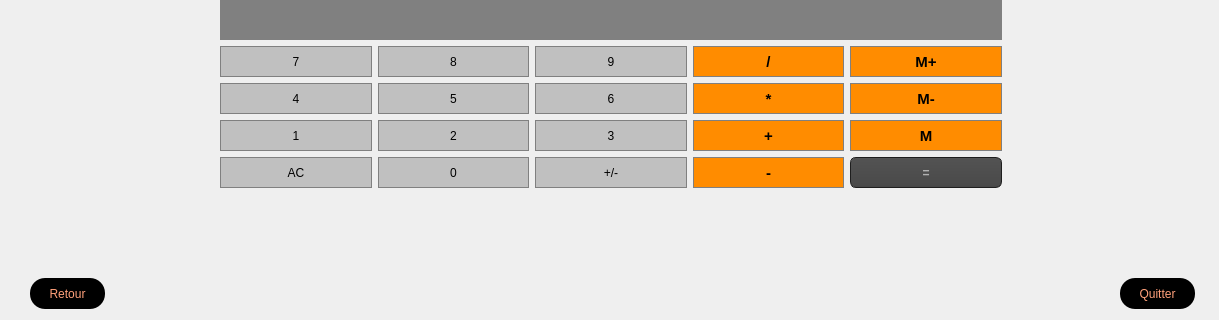
Old version of the form application_version_beta/calculator.ui in the repository AzizBenIsmail/Projet_Parental_Monitoring_System_Qt; both pictures show x 0 to 1219 and y 484 to 804 of the 1219 by 804 pixel window.
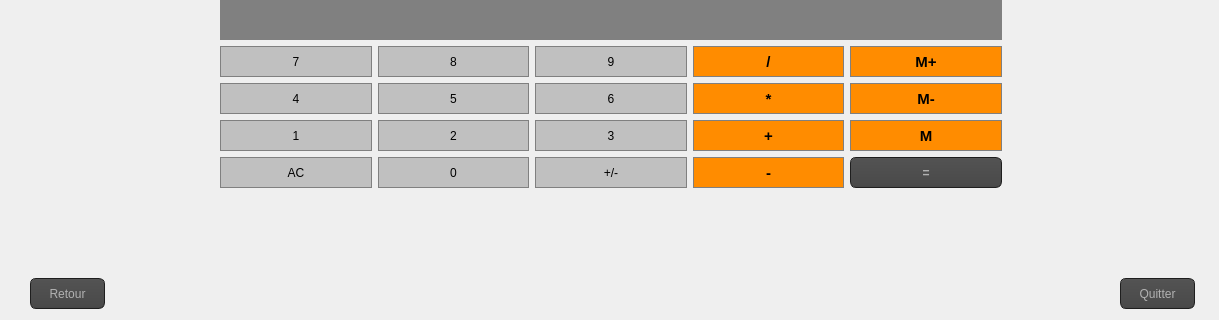
New version of the form. Icons and pictures are not drawn.

The edit to the form file:
```diff
--- a/application_version_beta/calculator.ui
+++ b/application_version_beta/calculator.ui
@@ -1202,23 +1202,464 @@
     </rect>
    </property>
    <property name="styleSheet">
-    <string notr="true">QPushButton
+    <string notr="true">QToolTip
 {
-background:rgb(0, 0, 0);
-border-radius :60px;
+     border: 1px solid black;
+     background-color: #ffa02f;
+     padding: 1px;
+     border-radius: 3px;
+     opacity: 100;
+}
+
+QWidget
+{
+    color: #b1b1b1;
+    background-color: #323232;
+}
+
+QWidget:item:hover
+{
+    background-color: QLinearGradient( x1: 0, y1: 0, x2: 0, y2: 1, stop: 0 #ffa02f, stop: 1 #ca0619);
+    color: #000000;
+}
+
+QWidget:item:selected
+{
+    background-color: QLinearGradient( x1: 0, y1: 0, x2: 0, y2: 1, stop: 0 #ffa02f, stop: 1 #d7801a);
+}
+
+QMenuBar::item
+{
+    background: transparent;
+}
+
+QMenuBar::item:selected
+{
+    background: transparent;
+    border: 1px solid #ffaa00;
+}
+
+QMenuBar::item:pressed
+{
+    background: #444;
+    border: 1px solid #000;
+    background-color: QLinearGradient(
+        x1:0, y1:0,
+        x2:0, y2:1,
+        stop:1 #212121,
+        stop:0.4 #343434/*,
+        stop:0.2 #343434,
+        stop:0.1 #ffaa00*/
+    );
+    margin-bottom:-1px;
+    padding-bottom:1px;
+}
+
+QMenu
+{
+    border: 1px solid #000;
+}
+
+QMenu::item
+{
+    padding: 2px 20px 2px 20px;
+}
+
+QMenu::item:selected
+{
+    color: #000000;
+}
+
+QWidget:disabled
+{
+    color: #404040;
+    background-color: #323232;
+}
+
+QAbstractItemView
+{
+    background-color: QLinearGradient( x1: 0, y1: 0, x2: 0, y2: 1, stop: 0 #4d4d4d, stop: 0.1 #646464, stop: 1 #5d5d5d);
+}
+
+QWidget:focus
+{
+    /*border: 2px solid QLinearGradient( x1: 0, y1: 0, x2: 0, y2: 1, stop: 0 #ffa02f, stop: 1 #d7801a);*/
+}
+
+QLineEdit
+{
+    background-color: QLinearGradient( x1: 0, y1: 0, x2: 0, y2: 1, stop: 0 #4d4d4d, stop: 0 #646464, stop: 1 #5d5d5d);
+    padding: 1px;
+    border-style: solid;
+    border: 1px solid #1e1e1e;
+    border-radius: 5;
 }
 
 QPushButton
 {
-	font: 75 12pt &quot;MS Shell Dlg 2&quot;;
+    color: #b1b1b1;
+    background-color: QLinearGradient( x1: 0, y1: 0, x2: 0, y2: 1, stop: 0 #565656, stop: 0.1 #525252, stop: 0.5 #4e4e4e, stop: 0.9 #4a4a4a, stop: 1 #464646);
+    border-width: 1px;
+    border-color: #1e1e1e;
+    border-style: solid;
+    border-radius: 6;
+    padding: 3px;
+    font-size: 12px;
+    padding-left: 5px;
+    padding-right: 5px;
+}
 
-	color:#FFA07A ;
-border-radius:15px;
+QPushButton:pressed
+{
+    background-color: QLinearGradient( x1: 0, y1: 0, x2: 0, y2: 1, stop: 0 #2d2d2d, stop: 0.1 #2b2b2b, stop: 0.5 #292929, stop: 0.9 #282828, stop: 1 #252525);
 }
-QPushButton::hover
+
+QComboBox
 {
-	background-color: qlineargradient(spread:pad, x1:0, y1:0.511, x2:1, y2:0.511, stop:0 rgba(0, 207, 179, 255),stop:1 rgb(108, 135, 255));
+    selection-background-color: #ffaa00;
+    background-color: QLinearGradient( x1: 0, y1: 0, x2: 0, y2: 1, stop: 0 #565656, stop: 0.1 #525252, stop: 0.5 #4e4e4e, stop: 0.9 #4a4a4a, stop: 1 #464646);
+    border-style: solid;
+    border: 1px solid #1e1e1e;
+    border-radius: 5;
+}
 
+QComboBox:hover,QPushButton:hover
+{
+    border: 2px solid QLinearGradient( x1: 0, y1: 0, x2: 0, y2: 1, stop: 0 #ffa02f, stop: 1 #d7801a);
+}
+
+
+QComboBox:on
+{
+    padding-top: 3px;
+    padding-left: 4px;
+    background-color: QLinearGradient( x1: 0, y1: 0, x2: 0, y2: 1, stop: 0 #2d2d2d, stop: 0.1 #2b2b2b, stop: 0.5 #292929, stop: 0.9 #282828, stop: 1 #252525);
+    selection-background-color: #ffaa00;
+}
+
+QComboBox QAbstractItemView
+{
+    border: 2px solid darkgray;
+    selection-background-color: QLinearGradient( x1: 0, y1: 0, x2: 0, y2: 1, stop: 0 #ffa02f, stop: 1 #d7801a);
+}
+
+QComboBox::drop-down
+{
+     subcontrol-origin: padding;
+     subcontrol-position: top right;
+     width: 15px;
+
+     border-left-width: 0px;
+     border-left-color: darkgray;
+     border-left-style: solid; /* just a single line */
+     border-top-right-radius: 3px; /* same radius as the QComboBox */
+     border-bottom-right-radius: 3px;
+ }
+
+QComboBox::down-arrow
+{
+     image: url(:/down_arrow.png);
+}
+
+QGroupBox:focus
+{
+border: 2px solid QLinearGradient( x1: 0, y1: 0, x2: 0, y2: 1, stop: 0 #ffa02f, stop: 1 #d7801a);
+}
+
+QTextEdit:focus
+{
+    border: 2px solid QLinearGradient( x1: 0, y1: 0, x2: 0, y2: 1, stop: 0 #ffa02f, stop: 1 #d7801a);
+}
+
+QScrollBar:horizontal {
+     border: 1px solid #222222;
+     background: QLinearGradient( x1: 0, y1: 0, x2: 0, y2: 1, stop: 0.0 #121212, stop: 0.2 #282828, stop: 1 #484848);
+     height: 7px;
+     margin: 0px 16px 0 16px;
+}
+
+QScrollBar::handle:horizontal
+{
+      background: QLinearGradient( x1: 0, y1: 0, x2: 1, y2: 0, stop: 0 #ffa02f, stop: 0.5 #d7801a, stop: 1 #ffa02f);
+      min-height: 20px;
+      border-radius: 2px;
+}
+
+QScrollBar::add-line:horizontal {
+      border: 1px solid #1b1b19;
+      border-radius: 2px;
+      background: QLinearGradient( x1: 0, y1: 0, x2: 1, y2: 0, stop: 0 #ffa02f, stop: 1 #d7801a);
+      width: 14px;
+      subcontrol-position: right;
+      subcontrol-origin: margin;
+}
+
+QScrollBar::sub-line:horizontal {
+      border: 1px solid #1b1b19;
+      border-radius: 2px;
+      background: QLinearGradient( x1: 0, y1: 0, x2: 1, y2: 0, stop: 0 #ffa02f, stop: 1 #d7801a);
+      width: 14px;
+     subcontrol-position: left;
+     subcontrol-origin: margin;
+}
+
+QScrollBar::right-arrow:horizontal, QScrollBar::left-arrow:horizontal
+{
+      border: 1px solid black;
+      width: 1px;
+      height: 1px;
+      background: white;
+}
+
+QScrollBar::add-page:horizontal, QScrollBar::sub-page:horizontal
+{
+      background: none;
+}
+
+QScrollBar:vertical
+{
+      background: QLinearGradient( x1: 0, y1: 0, x2: 1, y2: 0, stop: 0.0 #121212, stop: 0.2 #282828, stop: 1 #484848);
+      width: 7px;
+      margin: 16px 0 16px 0;
+      border: 1px solid #222222;
+}
+
+QScrollBar::handle:vertical
+{
+      background: QLinearGradient( x1: 0, y1: 0, x2: 0, y2: 1, stop: 0 #ffa02f, stop: 0.5 #d7801a, stop: 1 #ffa02f);
+      min-height: 20px;
+      border-radius: 2px;
+}
+
+QScrollBar::add-line:vertical
+{
+      border: 1px solid #1b1b19;
+      border-radius: 2px;
+      background: QLinearGradient( x1: 0, y1: 0, x2: 0, y2: 1, stop: 0 #ffa02f, stop: 1 #d7801a);
+      height: 14px;
+      subcontrol-position: bottom;
+      subcontrol-origin: margin;
+}
+
+QScrollBar::sub-line:vertical
+{
+      border: 1px solid #1b1b19;
+      border-radius: 2px;
+      background: QLinearGradient( x1: 0, y1: 0, x2: 0, y2: 1, stop: 0 #d7801a, stop: 1 #ffa02f);
+      height: 14px;
+      subcontrol-position: top;
+      subcontrol-origin: margin;
+}
+
+QScrollBar::up-arrow:vertical, QScrollBar::down-arrow:vertical
+{
+      border: 1px solid black;
+      width: 1px;
+      height: 1px;
+      background: white;
+}
+
+
+QScrollBar::add-page:vertical, QScrollBar::sub-page:vertical
+{
+      background: none;
+}
+
+QTextEdit
+{
+    background-color: #242424;
+}
+
+QPlainTextEdit
+{
+    background-color: #242424;
+}
+
+QHeaderView::section
+{
+    background-color: QLinearGradient(x1:0, y1:0, x2:0, y2:1, stop:0 #616161, stop: 0.5 #505050, stop: 0.6 #434343, stop:1 #656565);
+    color: white;
+    padding-left: 4px;
+    border: 1px solid #6c6c6c;
+}
+
+QCheckBox:disabled
+{
+color: #414141;
+}
+
+QDockWidget::title
+{
+    text-align: center;
+    spacing: 3px; /* spacing between items in the tool bar */
+    background-color: QLinearGradient(x1:0, y1:0, x2:0, y2:1, stop:0 #323232, stop: 0.5 #242424, stop:1 #323232);
+}
+
+QDockWidget::close-button, QDockWidget::float-button
+{
+    text-align: center;
+    spacing: 1px; /* spacing between items in the tool bar */
+    background-color: QLinearGradient(x1:0, y1:0, x2:0, y2:1, stop:0 #323232, stop: 0.5 #242424, stop:1 #323232);
+}
+
+QDockWidget::close-button:hover, QDockWidget::float-button:hover
+{
+    background: #242424;
+}
+
+QDockWidget::close-button:pressed, QDockWidget::float-button:pressed
+{
+    padding: 1px -1px -1px 1px;
+}
+
+QMainWindow::separator
+{
+    background-color: QLinearGradient(x1:0, y1:0, x2:0, y2:1, stop:0 #161616, stop: 0.5 #151515, stop: 0.6 #212121, stop:1 #343434);
+    color: white;
+    padding-left: 4px;
+    border: 1px solid #4c4c4c;
+    spacing: 3px; /* spacing between items in the tool bar */
+}
+
+QMainWindow::separator:hover
+{
+
+    background-color: QLinearGradient(x1:0, y1:0, x2:0, y2:1, stop:0 #d7801a, stop:0.5 #b56c17 stop:1 #ffa02f);
+    color: white;
+    padding-left: 4px;
+    border: 1px solid #6c6c6c;
+    spacing: 3px; /* spacing between items in the tool bar */
+}
+
+QToolBar::handle
+{
+     spacing: 3px; /* spacing between items in the tool bar */
+     background: url(:/images/handle.png);
+}
+
+QMenu::separator
+{
+    height: 2px;
+    background-color: QLinearGradient(x1:0, y1:0, x2:0, y2:1, stop:0 #161616, stop: 0.5 #151515, stop: 0.6 #212121, stop:1 #343434);
+    color: white;
+    padding-left: 4px;
+    margin-left: 10px;
+    margin-right: 5px;
+}
+
+QProgressBar
+{
+    border: 2px solid grey;
+    border-radius: 5px;
+    text-align: center;
+}
+
+QProgressBar::chunk
+{
+    background-color: #d7801a;
+    width: 2.15px;
+    margin: 0.5px;
+}
+
+QTabBar::tab {
+    color: #b1b1b1;
+    border: 1px solid #444;
+    border-bottom-style: none;
+    background-color: #323232;
+    padding-left: 10px;
+    padding-right: 10px;
+    padding-top: 3px;
+    padding-bottom: 2px;
+    margin-right: -1px;
+}
+
+QTabWidget::pane {
+    border: 1px solid #444;
+    top: 1px;
+}
+
+QTabBar::tab:last
+{
+    margin-right: 0; /* the last selected tab has nothing to overlap with on the right */
+    border-top-right-radius: 3px;
+}
+
+QTabBar::tab:first:!selected
+{
+ margin-left: 0px; /* the last selected tab has nothing to overlap with on the right */
+
+
+    border-top-left-radius: 3px;
+}
+
+QTabBar::tab:!selected
+{
+    color: #b1b1b1;
+    border-bottom-style: solid;
+    margin-top: 3px;
+    background-color: QLinearGradient(x1:0, y1:0, x2:0, y2:1, stop:1 #212121, stop:.4 #343434);
+}
+
+QTabBar::tab:selected
+{
+    border-top-left-radius: 3px;
+    border-top-right-radius: 3px;
+    margin-bottom: 0px;
+}
+
+QTabBar::tab:!selected:hover
+{
+    /*border-top: 2px solid #ffaa00;
+    padding-bottom: 3px;*/
+    border-top-left-radius: 3px;
+    border-top-right-radius: 3px;
+    background-color: QLinearGradient(x1:0, y1:0, x2:0, y2:1, stop:1 #212121, stop:0.4 #343434, stop:0.2 #343434, stop:0.1 #ffaa00);
+}
+
+QRadioButton::indicator:checked, QRadioButton::indicator:unchecked{
+    color: #b1b1b1;
+    background-color: #323232;
+    border: 1px solid #b1b1b1;
+    border-radius: 6px;
+}
+
+QRadioButton::indicator:checked
+{
+    background-color: qradialgradient(
+        cx: 0.5, cy: 0.5,
+        fx: 0.5, fy: 0.5,
+        radius: 1.0,
+        stop: 0.25 #ffaa00,
+        stop: 0.3 #323232
+    );
+}
+
+QCheckBox::indicator{
+    color: #b1b1b1;
+    background-color: #323232;
+    border: 1px solid #b1b1b1;
+    width: 9px;
+    height: 9px;
+}
+
+QRadioButton::indicator
+{
+    border-radius: 6px;
+}
+
+QRadioButton::indicator:hover, QCheckBox::indicator:hover
+{
+    border: 1px solid #ffaa00;
+}
+
+QCheckBox::indicator:checked
+{
+    image:url(:/images/checkbox.png);
+}
+
+QCheckBox::indicator:disabled, QRadioButton::indicator:disabled
+{
+    border: 1px solid #444;
 }</string>
    </property>
    <property name="text">
@@ -1248,23 +1689,464 @@
     </rect>
    </property>
    <property name="styleSheet">
-    <string notr="true">QPushButton
+    <string notr="true">QToolTip
 {
-background:rgb(0, 0, 0);
-border-radius :60px;
+     border: 1px solid black;
+     background-color: #ffa02f;
+     padding: 1px;
+     border-radius: 3px;
+     opacity: 100;
+}
+
+QWidget
+{
+    color: #b1b1b1;
+    background-color: #323232;
+}
+
+QWidget:item:hover
+{
+    background-color: QLinearGradient( x1: 0, y1: 0, x2: 0, y2: 1, stop: 0 #ffa02f, stop: 1 #ca0619);
+    color: #000000;
+}
+
+QWidget:item:selected
+{
+    background-color: QLinearGradient( x1: 0, y1: 0, x2: 0, y2: 1, stop: 0 #ffa02f, stop: 1 #d7801a);
+}
+
+QMenuBar::item
+{
+    background: transparent;
+}
+
+QMenuBar::item:selected
+{
+    background: transparent;
+    border: 1px solid #ffaa00;
+}
+
+QMenuBar::item:pressed
+{
+    background: #444;
+    border: 1px solid #000;
+    background-color: QLinearGradient(
+        x1:0, y1:0,
+        x2:0, y2:1,
+        stop:1 #212121,
+        stop:0.4 #343434/*,
+        stop:0.2 #343434,
+        stop:0.1 #ffaa00*/
+    );
+    margin-bottom:-1px;
+    padding-bottom:1px;
+}
+
+QMenu
+{
+    border: 1px solid #000;
+}
+
+QMenu::item
+{
+    padding: 2px 20px 2px 20px;
+}
+
+QMenu::item:selected
+{
+    color: #000000;
+}
+
+QWidget:disabled
+{
+    color: #404040;
+    background-color: #323232;
+}
+
+QAbstractItemView
+{
+    background-color: QLinearGradient( x1: 0, y1: 0, x2: 0, y2: 1, stop: 0 #4d4d4d, stop: 0.1 #646464, stop: 1 #5d5d5d);
+}
+
+QWidget:focus
+{
+    /*border: 2px solid QLinearGradient( x1: 0, y1: 0, x2: 0, y2: 1, stop: 0 #ffa02f, stop: 1 #d7801a);*/
+}
+
+QLineEdit
+{
+    background-color: QLinearGradient( x1: 0, y1: 0, x2: 0, y2: 1, stop: 0 #4d4d4d, stop: 0 #646464, stop: 1 #5d5d5d);
+    padding: 1px;
+    border-style: solid;
+    border: 1px solid #1e1e1e;
+    border-radius: 5;
 }
 
 QPushButton
 {
-	font: 75 12pt &quot;MS Shell Dlg 2&quot;;
+    color: #b1b1b1;
+    background-color: QLinearGradient( x1: 0, y1: 0, x2: 0, y2: 1, stop: 0 #565656, stop: 0.1 #525252, stop: 0.5 #4e4e4e, stop: 0.9 #4a4a4a, stop: 1 #464646);
+    border-width: 1px;
+    border-color: #1e1e1e;
+    border-style: solid;
+    border-radius: 6;
+    padding: 3px;
+    font-size: 12px;
+    padding-left: 5px;
+    padding-right: 5px;
+}
 
-	color:#FFA07A ;
-border-radius:15px;
+QPushButton:pressed
+{
+    background-color: QLinearGradient( x1: 0, y1: 0, x2: 0, y2: 1, stop: 0 #2d2d2d, stop: 0.1 #2b2b2b, stop: 0.5 #292929, stop: 0.9 #282828, stop: 1 #252525);
 }
-QPushButton::hover
+
+QComboBox
 {
-	background-color: qlineargradient(spread:pad, x1:0, y1:0.511, x2:1, y2:0.511, stop:0 rgba(0, 207, 179, 255),stop:1 rgb(108, 135, 255));
+    selection-background-color: #ffaa00;
+    background-color: QLinearGradient( x1: 0, y1: 0, x2: 0, y2: 1, stop: 0 #565656, stop: 0.1 #525252, stop: 0.5 #4e4e4e, stop: 0.9 #4a4a4a, stop: 1 #464646);
+    border-style: solid;
+    border: 1px solid #1e1e1e;
+    border-radius: 5;
+}
 
+QComboBox:hover,QPushButton:hover
+{
+    border: 2px solid QLinearGradient( x1: 0, y1: 0, x2: 0, y2: 1, stop: 0 #ffa02f, stop: 1 #d7801a);
+}
+
+
+QComboBox:on
+{
+    padding-top: 3px;
+    padding-left: 4px;
+    background-color: QLinearGradient( x1: 0, y1: 0, x2: 0, y2: 1, stop: 0 #2d2d2d, stop: 0.1 #2b2b2b, stop: 0.5 #292929, stop: 0.9 #282828, stop: 1 #252525);
+    selection-background-color: #ffaa00;
+}
+
+QComboBox QAbstractItemView
+{
+    border: 2px solid darkgray;
+    selection-background-color: QLinearGradient( x1: 0, y1: 0, x2: 0, y2: 1, stop: 0 #ffa02f, stop: 1 #d7801a);
+}
+
+QComboBox::drop-down
+{
+     subcontrol-origin: padding;
+     subcontrol-position: top right;
+     width: 15px;
+
+     border-left-width: 0px;
+     border-left-color: darkgray;
+     border-left-style: solid; /* just a single line */
+     border-top-right-radius: 3px; /* same radius as the QComboBox */
+     border-bottom-right-radius: 3px;
+ }
+
+QComboBox::down-arrow
+{
+     image: url(:/down_arrow.png);
+}
+
+QGroupBox:focus
+{
+border: 2px solid QLinearGradient( x1: 0, y1: 0, x2: 0, y2: 1, stop: 0 #ffa02f, stop: 1 #d7801a);
+}
+
+QTextEdit:focus
+{
+    border: 2px solid QLinearGradient( x1: 0, y1: 0, x2: 0, y2: 1, stop: 0 #ffa02f, stop: 1 #d7801a);
+}
+
+QScrollBar:horizontal {
+     border: 1px solid #222222;
+     background: QLinearGradient( x1: 0, y1: 0, x2: 0, y2: 1, stop: 0.0 #121212, stop: 0.2 #282828, stop: 1 #484848);
+     height: 7px;
+     margin: 0px 16px 0 16px;
+}
+
+QScrollBar::handle:horizontal
+{
+      background: QLinearGradient( x1: 0, y1: 0, x2: 1, y2: 0, stop: 0 #ffa02f, stop: 0.5 #d7801a, stop: 1 #ffa02f);
+      min-height: 20px;
+      border-radius: 2px;
+}
+
+QScrollBar::add-line:horizontal {
+      border: 1px solid #1b1b19;
+      border-radius: 2px;
+      background: QLinearGradient( x1: 0, y1: 0, x2: 1, y2: 0, stop: 0 #ffa02f, stop: 1 #d7801a);
+      width: 14px;
+      subcontrol-position: right;
+      subcontrol-origin: margin;
+}
+
+QScrollBar::sub-line:horizontal {
+      border: 1px solid #1b1b19;
+      border-radius: 2px;
+      background: QLinearGradient( x1: 0, y1: 0, x2: 1, y2: 0, stop: 0 #ffa02f, stop: 1 #d7801a);
+      width: 14px;
+     subcontrol-position: left;
+     subcontrol-origin: margin;
+}
+
+QScrollBar::right-arrow:horizontal, QScrollBar::left-arrow:horizontal
+{
+      border: 1px solid black;
+      width: 1px;
+      height: 1px;
+      background: white;
+}
+
+QScrollBar::add-page:horizontal, QScrollBar::sub-page:horizontal
+{
+      background: none;
+}
+
+QScrollBar:vertical
+{
+      background: QLinearGradient( x1: 0, y1: 0, x2: 1, y2: 0, stop: 0.0 #121212, stop: 0.2 #282828, stop: 1 #484848);
+      width: 7px;
+      margin: 16px 0 16px 0;
+      border: 1px solid #222222;
+}
+
+QScrollBar::handle:vertical
+{
+      background: QLinearGradient( x1: 0, y1: 0, x2: 0, y2: 1, stop: 0 #ffa02f, stop: 0.5 #d7801a, stop: 1 #ffa02f);
+      min-height: 20px;
+      border-radius: 2px;
+}
+
+QScrollBar::add-line:vertical
+{
+      border: 1px solid #1b1b19;
+      border-radius: 2px;
+      background: QLinearGradient( x1: 0, y1: 0, x2: 0, y2: 1, stop: 0 #ffa02f, stop: 1 #d7801a);
+      height: 14px;
+      subcontrol-position: bottom;
+      subcontrol-origin: margin;
+}
+
+QScrollBar::sub-line:vertical
+{
+      border: 1px solid #1b1b19;
+      border-radius: 2px;
+      background: QLinearGradient( x1: 0, y1: 0, x2: 0, y2: 1, stop: 0 #d7801a, stop: 1 #ffa02f);
+      height: 14px;
+      subcontrol-position: top;
+      subcontrol-origin: margin;
+}
+
+QScrollBar::up-arrow:vertical, QScrollBar::down-arrow:vertical
+{
+      border: 1px solid black;
+      width: 1px;
+      height: 1px;
+      background: white;
+}
+
+
+QScrollBar::add-page:vertical, QScrollBar::sub-page:vertical
+{
+      background: none;
+}
+
+QTextEdit
+{
+    background-color: #242424;
+}
+
+QPlainTextEdit
+{
+    background-color: #242424;
+}
+
+QHeaderView::section
+{
+    background-color: QLinearGradient(x1:0, y1:0, x2:0, y2:1, stop:0 #616161, stop: 0.5 #505050, stop: 0.6 #434343, stop:1 #656565);
+    color: white;
+    padding-left: 4px;
+    border: 1px solid #6c6c6c;
+}
+
+QCheckBox:disabled
+{
+color: #414141;
+}
+
+QDockWidget::title
+{
+    text-align: center;
+    spacing: 3px; /* spacing between items in the tool bar */
+    background-color: QLinearGradient(x1:0, y1:0, x2:0, y2:1, stop:0 #323232, stop: 0.5 #242424, stop:1 #323232);
+}
+
+QDockWidget::close-button, QDockWidget::float-button
+{
+    text-align: center;
+    spacing: 1px; /* spacing between items in the tool bar */
+    background-color: QLinearGradient(x1:0, y1:0, x2:0, y2:1, stop:0 #323232, stop: 0.5 #242424, stop:1 #323232);
+}
+
+QDockWidget::close-button:hover, QDockWidget::float-button:hover
+{
+    background: #242424;
+}
+
+QDockWidget::close-button:pressed, QDockWidget::float-button:pressed
+{
+    padding: 1px -1px -1px 1px;
+}
+
+QMainWindow::separator
+{
+    background-color: QLinearGradient(x1:0, y1:0, x2:0, y2:1, stop:0 #161616, stop: 0.5 #151515, stop: 0.6 #212121, stop:1 #343434);
+    color: white;
+    padding-left: 4px;
+    border: 1px solid #4c4c4c;
+    spacing: 3px; /* spacing between items in the tool bar */
+}
+
+QMainWindow::separator:hover
+{
+
+    background-color: QLinearGradient(x1:0, y1:0, x2:0, y2:1, stop:0 #d7801a, stop:0.5 #b56c17 stop:1 #ffa02f);
+    color: white;
+    padding-left: 4px;
+    border: 1px solid #6c6c6c;
+    spacing: 3px; /* spacing between items in the tool bar */
+}
+
+QToolBar::handle
+{
+     spacing: 3px; /* spacing between items in the tool bar */
+     background: url(:/images/handle.png);
+}
+
+QMenu::separator
+{
+    height: 2px;
+    background-color: QLinearGradient(x1:0, y1:0, x2:0, y2:1, stop:0 #161616, stop: 0.5 #151515, stop: 0.6 #212121, stop:1 #343434);
+    color: white;
+    padding-left: 4px;
+    margin-left: 10px;
+    margin-right: 5px;
+}
+
+QProgressBar
+{
+    border: 2px solid grey;
+    border-radius: 5px;
+    text-align: center;
+}
+
+QProgressBar::chunk
+{
+    background-color: #d7801a;
+    width: 2.15px;
+    margin: 0.5px;
+}
+
+QTabBar::tab {
+    color: #b1b1b1;
+    border: 1px solid #444;
+    border-bottom-style: none;
+    background-color: #323232;
+    padding-left: 10px;
+    padding-right: 10px;
+    padding-top: 3px;
+    padding-bottom: 2px;
+    margin-right: -1px;
+}
+
+QTabWidget::pane {
+    border: 1px solid #444;
+    top: 1px;
+}
+
+QTabBar::tab:last
+{
+    margin-right: 0; /* the last selected tab has nothing to overlap with on the right */
+    border-top-right-radius: 3px;
+}
+
+QTabBar::tab:first:!selected
+{
+ margin-left: 0px; /* the last selected tab has nothing to overlap with on the right */
+
+
+    border-top-left-radius: 3px;
+}
+
+QTabBar::tab:!selected
+{
+    color: #b1b1b1;
+    border-bottom-style: solid;
+    margin-top: 3px;
+    background-color: QLinearGradient(x1:0, y1:0, x2:0, y2:1, stop:1 #212121, stop:.4 #343434);
+}
+
+QTabBar::tab:selected
+{
+    border-top-left-radius: 3px;
+    border-top-right-radius: 3px;
+    margin-bottom: 0px;
+}
+
+QTabBar::tab:!selected:hover
+{
+    /*border-top: 2px solid #ffaa00;
+    padding-bottom: 3px;*/
+    border-top-left-radius: 3px;
+    border-top-right-radius: 3px;
+    background-color: QLinearGradient(x1:0, y1:0, x2:0, y2:1, stop:1 #212121, stop:0.4 #343434, stop:0.2 #343434, stop:0.1 #ffaa00);
+}
+
+QRadioButton::indicator:checked, QRadioButton::indicator:unchecked{
+    color: #b1b1b1;
+    background-color: #323232;
+    border: 1px solid #b1b1b1;
+    border-radius: 6px;
+}
+
+QRadioButton::indicator:checked
+{
+    background-color: qradialgradient(
+        cx: 0.5, cy: 0.5,
+        fx: 0.5, fy: 0.5,
+        radius: 1.0,
+        stop: 0.25 #ffaa00,
+        stop: 0.3 #323232
+    );
+}
+
+QCheckBox::indicator{
+    color: #b1b1b1;
+    background-color: #323232;
+    border: 1px solid #b1b1b1;
+    width: 9px;
+    height: 9px;
+}
+
+QRadioButton::indicator
+{
+    border-radius: 6px;
+}
+
+QRadioButton::indicator:hover, QCheckBox::indicator:hover
+{
+    border: 1px solid #ffaa00;
+}
+
+QCheckBox::indicator:checked
+{
+    image:url(:/images/checkbox.png);
+}
+
+QCheckBox::indicator:disabled, QRadioButton::indicator:disabled
+{
+    border: 1px solid #444;
 }</string>
    </property>
    <property name="text">
```
